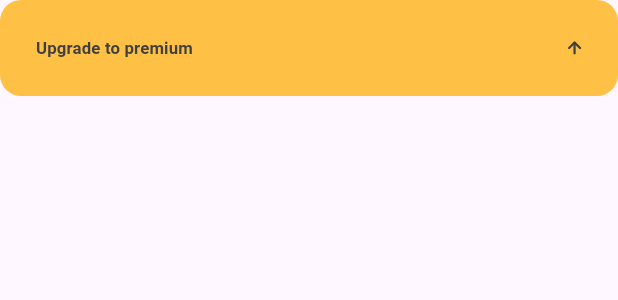
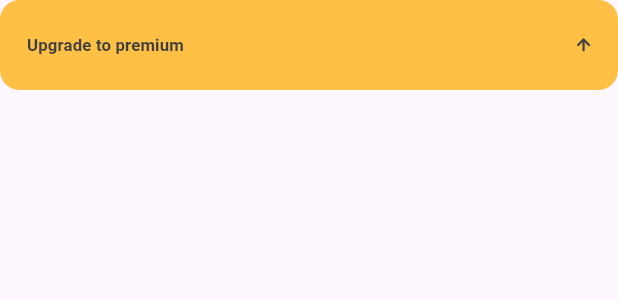
Before and after one commit to amirrrra/Financial-Dashboard, a Flutter app: the ButtonWidget widget shown alone on an empty page, opened directly, on a phone screen of 412 x 824 dp. Shown: the top 300 px of the screen. Run offline on Flutter 3.47's test engine with Material 3 defaults, Android fonts, the phone set to English and light mode, and no system bars; our stand-ins replace expandable_page_view, flutter_svg.

```diff
--- a/lib/widgets/button_widget.dart
+++ b/lib/widgets/button_widget.dart
@@ -6,23 +6,28 @@ import 'package:flutter_svg/svg.dart';
 class ButtonWidget extends StatelessWidget {
   final String text;
   final String icon;
-  final double padding;
+  final double horizontalPadding;
+  final double verticalPadding;
   const ButtonWidget({
     super.key,
     required this.text,
     required this.icon,
-    required this.padding,
+    required this.horizontalPadding,
+    required this.verticalPadding,
   });
 
   @override
   Widget build(BuildContext context) {
     return TextButton(
       style: TextButton.styleFrom(
-        padding:  EdgeInsets.all(padding),
+        padding: EdgeInsets.symmetric(
+          horizontal: horizontalPadding,
+          vertical: verticalPadding,
+        ),
         backgroundColor: AppColors.yellow,
         shape: const RoundedRectangleBorder(
           borderRadius: BorderRadius.all(
-            Radius.circular(14),
+            Radius.circular(13),
           ),
         ),
       ),
@@ -30,9 +35,14 @@ class ButtonWidget extends StatelessWidget {
       child: Row(
         mainAxisAlignment: MainAxisAlignment.spaceBetween,
         children: [
-          Text(
-            text,
-            style: AppStyles.quickBold14(context),
+          FittedBox(
+            fit: BoxFit.scaleDown,
+            child: Text(
+              text,
+              style: AppStyles.bold14(context).copyWith(
+                color: AppColors.grey3F,
+              ),
+            ),
           ),
           SvgPicture.asset(icon)
         ],
--- a/lib/widgets/drawer_trailing_widget.dart
+++ b/lib/widgets/drawer_trailing_widget.dart
@@ -23,7 +23,8 @@ class DrawerTrailingWidget extends StatelessWidget {
         const ButtonWidget(
           text: 'Upgrade to premium',
           icon: AppImages.upgrade,
-          padding: 24,
+          horizontalPadding: 18,
+          verticalPadding: 22,
         ),
         const SizedBox(
           height: 30,
--- a/lib/widgets/outcome_widget.dart
+++ b/lib/widgets/outcome_widget.dart
@@ -15,7 +15,7 @@ class OutcomeWidget extends StatelessWidget {
           style: AppStyles.semi22(context),
         ),
         const SizedBox(height: 12),
-        Expanded(child: OutcomeItemsListWidget()),
+        OutcomeItemsListWidget(),
       ],
     );
   }
--- a/lib/widgets/cards_and_transactions_section.dart
+++ b/lib/widgets/section_cards_and_transactions.dart
@@ -2,8 +2,8 @@ import 'package:financial_dashboard/widgets/card_widget.dart';
 import 'package:financial_dashboard/widgets/transaction_widget.dart';
 import 'package:flutter/material.dart';
 
-class CardsAndTransactionsSection extends StatelessWidget {
-  const CardsAndTransactionsSection({super.key});
+class SectionCardsAndTransactions extends StatelessWidget {
+  const SectionCardsAndTransactions({super.key});
 
   @override
   Widget build(BuildContext context) {
@@ -12,7 +12,7 @@ class CardsAndTransactionsSection extends StatelessWidget {
       children: const [
         Expanded(child: CardWidget()),
         SizedBox(height: 30),
-        Expanded(child: TransactionWidget()),
+        TransactionWidget(),
       ],
     );
   }
```
Also changed, not shown: lib/widgets/layout_desktop_widget.dart (+4 -4 lines), lib/widgets/new_transaction_button_widget.dart (added, +34 -0 lines), lib/widgets/new_transaction_widget.dart (+23 -4 lines), lib/widgets/outcome_items_list_widget.dart (+4 -6 lines), lib/widgets/section_goals_outcome_and_transaction.dart (renamed from lib/widgets/goals_outcome_and_transaction_section.dart, +4 -5 lines).
